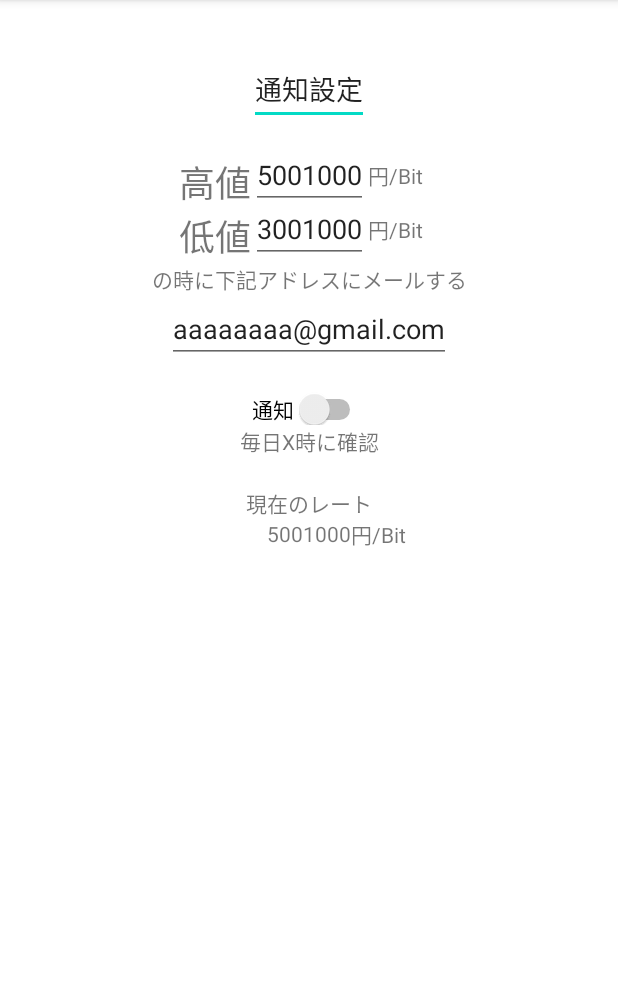
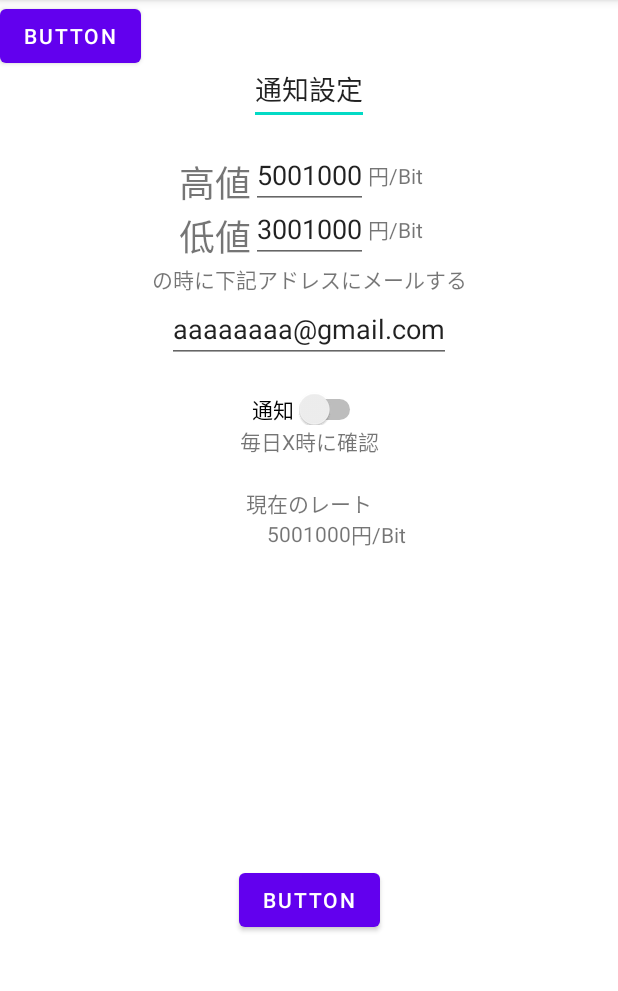
Before and after one commit to kobearen/CyptoNotice, an Android app: the screen it shows after launch (MainActivity), on a phone screen of 412 x 824 dp, the part 84-1075 px from its top. Run offline under Robolectric (Android 15) with nearby library versions, the phone set to English and light mode, and no system bars.

Commit message:
[update]諸々の設定追加API廻り未完成

```diff
--- a/app/build.gradle
+++ b/app/build.gradle
@@ -1,6 +1,7 @@
 plugins {
     id 'com.android.application'
     id 'kotlin-android'
+    id 'kotlin-android-extensions'
 }
 
 android {
@@ -41,6 +42,7 @@ dependencies {
     implementation 'androidx.constraintlayout:constraintlayout:1.1.3'
     implementation 'androidx.lifecycle:lifecycle-livedata-ktx:2.2.0'
     implementation 'androidx.lifecycle:lifecycle-viewmodel-ktx:2.2.0'
+    implementation 'com.squareup.okhttp3:okhttp:3.10.0'
     testImplementation 'junit:junit:4.+'
     androidTestImplementation 'androidx.test.ext:junit:1.1.1'
     androidTestImplementation 'androidx.test.espresso:espresso-core:3.2.0'
--- a/app/src/main/AndroidManifest.xml
+++ b/app/src/main/AndroidManifest.xml
@@ -2,6 +2,8 @@
 <manifest xmlns:android="http://schemas.android.com/apk/res/android"
     package="com.example.cyptonotice">
 
+    <uses-permission
+        android:name="android.permission.INTERNET" />
     <application
         android:allowBackup="true"
         android:icon="@mipmap/ic_launcher"
--- a/app/src/main/java/com/example/cyptonotice/MainActivity.kt
+++ b/app/src/main/java/com/example/cyptonotice/MainActivity.kt
@@ -1,10 +1,18 @@
 package com.example.cyptonotice
 
+import android.os.Bundle
 import androidx.appcompat.app.AppCompatActivity
-import android.os.Bundle
 import com.example.cyptonotice.ui.main.MainFragment
+import kotlinx.android.synthetic.main.main_activity.*
+import okhttp3.*
+import org.json.JSONObject
+import java.io.IOException
+
+const val API_URL = "https://bitflyer.com/"
 
 class MainActivity : AppCompatActivity() {
+
+    private val client = OkHttpClient()
 
     override fun onCreate(savedInstanceState: Bundle?) {
         super.onCreate(savedInstanceState)
@@ -14,5 +22,30 @@ class MainActivity : AppCompatActivity() {
                     .replace(R.id.container, MainFragment.newInstance())
                     .commitNow()
         }
+        btn.setOnClickListener {
+            run(API_URL)
+        }
+    }
+
+    fun run(url: String) {
+        val request = Request.Builder()
+                .url(url)
+                .build()
+
+        client.newCall(request).enqueue(object : Callback {
+            override fun onFailure(call: Call, e: IOException) {
+                println("失敗")
+            }
+
+            // override fun onResponse(call: Call, response: Response) = println(response.body()?.string())
+//            override fun onResponse(call: Call, response: Response) {
+//                val jsonText = (response.body()?.string())
+//                val parentJsonObj = JSONObject(jsonText)
+//                val parentJsonArray = parentJsonObj.getJSONArray("mid")
+//                println(parentJsonArray)
+//                // val parentJsonObjStr: String = response.getParameter("mid") 失敗例
+//            }
+
+        })
     }
 }
--- a/app/src/main/res/layout/main_activity.xml
+++ b/app/src/main/res/layout/main_activity.xml
@@ -4,4 +4,11 @@
     android:id="@+id/container"
     android:layout_width="match_parent"
     android:layout_height="match_parent"
-    tools:context=".MainActivity" />
+    tools:context=".MainActivity" >
+
+    <Button
+        android:id="@+id/btn"
+        android:layout_width="wrap_content"
+        android:layout_height="wrap_content"
+        android:text="Button" />
+</FrameLayout>
--- a/app/src/main/res/layout/main_fragment.xml
+++ b/app/src/main/res/layout/main_fragment.xml
@@ -141,4 +141,15 @@
         app:layout_constraintStart_toEndOf="@+id/textCurrentBit"
         app:layout_constraintTop_toTopOf="@+id/textCurrentBit" />
 
+    <Button
+        android:id="@+id/btn"
+        android:layout_width="wrap_content"
+        android:layout_height="wrap_content"
+        android:text="Button"
+        app:layout_constraintEnd_toEndOf="parent"
+        app:layout_constraintStart_toStartOf="parent"
+        app:layout_constraintTop_toTopOf="parent"
+        app:layout_constraintBottom_toBottomOf="parent"
+        app:layout_constraintVertical_bias="0.8"/>
+
 </androidx.constraintlayout.widget.ConstraintLayout>
```
Also changed, not shown: app/src/main/java/com/example/cyptonotice/SendMail.kt (added, +54 -0 lines).
